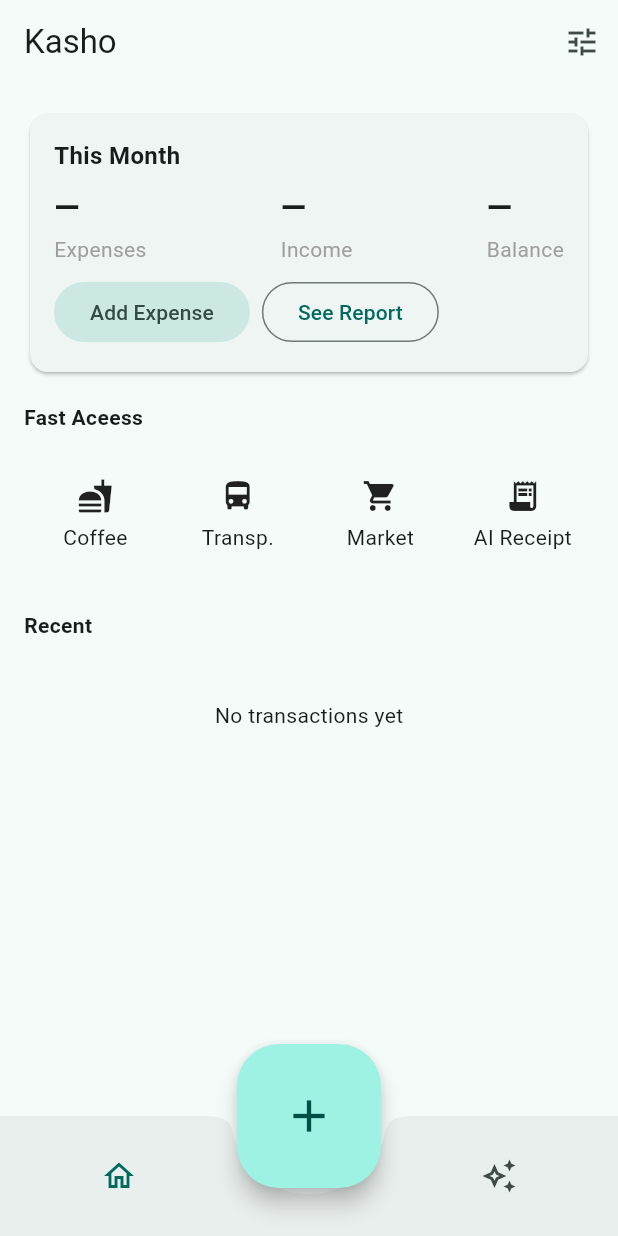
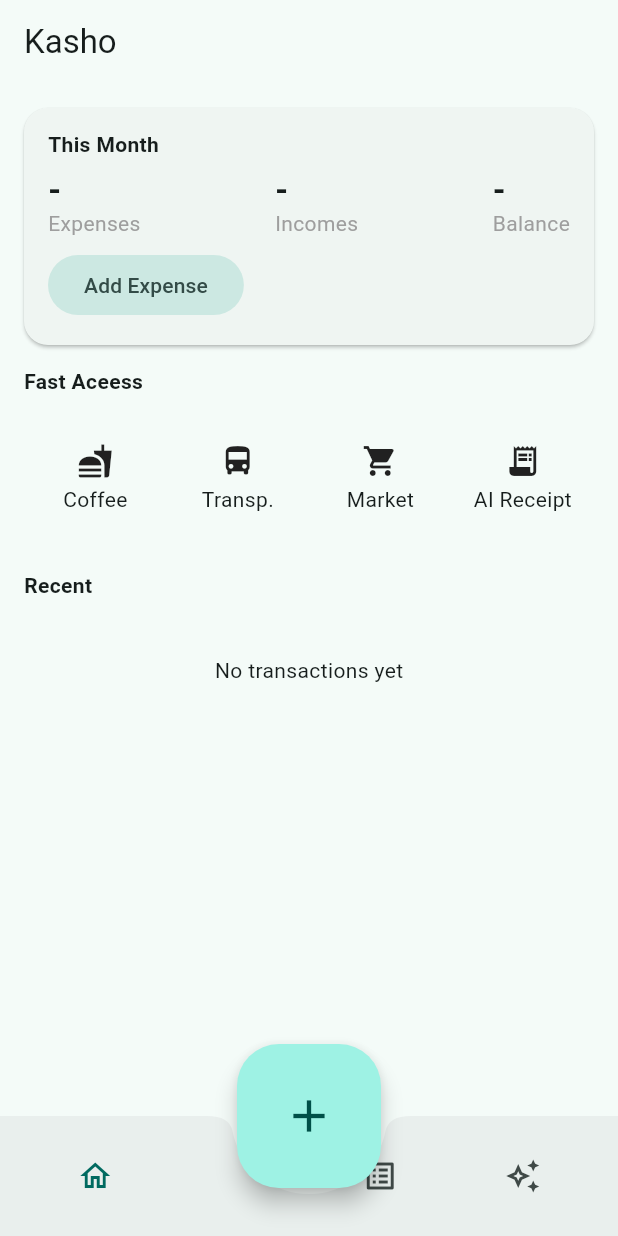
Before and after one commit to R0drig0-P/Kasho, a Flutter app: the screen it shows after launch, on a phone screen of 412 x 824 dp. Run offline on Flutter 3.47's test engine with Material 3 defaults, Android fonts, the phone set to English and light mode, and no system bars; our stand-ins replace drift; accounts and stored records are empty; generated files the repository leaves out were written again.

Commit message:
theme data and more

```diff
--- a/lib/data/app_database.dart
+++ b/lib/data/app_database.dart
@@ -53,6 +53,38 @@ class AppDatabase extends _$AppDatabase {
   Future<List<Category>> getAllCategories() => select(categories).get();
   Future<int> insertCategory(CategoriesCompanion c) =>
       into(categories).insert(c);
+
+  Stream<MonthlyKPIs> watchMonthlyKPIs({DateTime? month}) {
+    final now = DateTime.now();
+    final start = DateTime((month ?? now).year, (month ?? now).month, 1);
+    final end = DateTime(start.year, start.month + 1, 1);
+
+    final q = customSelect(
+      '''
+      SELECT
+      SUM(CASE WHEN type = 'expense' THEN amount ELSE 0 END) AS expenses,
+      SUM(CASE WHEN type = 'income'  THEN amount ELSE 0 END) AS incomes
+    FROM transactions
+    WHERE date >= ? AND date < ?
+    ''',
+      variables: [Variable<DateTime>(start), Variable<DateTime>(end)],
+      readsFrom: {transactions},
+    ).watch();
+
+    return q.map((rows) {
+      final r = rows.isNotEmpty ? rows.first : null;
+      final exp = (r?.data['expenses'] as num?)?.toDouble() ?? 0.0;
+      final inc = (r?.data['incomes'] as num?)?.toDouble() ?? 0.0;
+      return MonthlyKPIs(expenses: exp, incomes: inc);
+    });
+  }
+}
+
+class MonthlyKPIs {
+  final double expenses;
+  final double incomes;
+  const MonthlyKPIs({required this.expenses, required this.incomes});
+  double get balance => incomes - expenses;
 }
 
 LazyDatabase openConnection() {
--- a/lib/main.dart
+++ b/lib/main.dart
@@ -19,12 +19,32 @@ class MyApp extends StatelessWidget {
   Widget build(BuildContext context) {
     return MaterialApp(
       title: 'Kasho',
-      theme: ThemeData(useMaterial3: true, colorSchemeSeed: Colors.teal),
+      theme: ThemeData(
+        useMaterial3: true,
+        colorSchemeSeed: Colors.teal,
+        brightness: Brightness.light,
+        textTheme: const TextTheme(
+          headlineMedium: TextStyle(
+            fontWeight: FontWeight.w800,
+            letterSpacing: -0.2,
+          ),
+          titleMedium: TextStyle(fontWeight: FontWeight.w600),
+          bodyMedium: TextStyle(height: 1.2),
+        ),
+        cardTheme: const CardThemeData(
+          elevation: 1,
+          margin: EdgeInsets.zero,
+          shape: RoundedRectangleBorder(
+            borderRadius: BorderRadius.all(Radius.circular(16)),
+          ),
+        ),
+      ),
       home: RootShell(db: db),
     );
   }
 }
 
+// App's Shell with Bottom Bar and Central FAB
 class RootShell extends StatefulWidget {
   const RootShell({super.key, required this.db});
   final AppDatabase db;
@@ -34,33 +54,38 @@ class RootShell extends StatefulWidget {
 }
 
 class RootShellState extends State<RootShell> {
-  int index = 0; // 0: Home, 1: Transactions, 2: Kasho AI
+  int index = 0; // 0: Home, 1: Transactions, 2: AI
+
+  late final pages = <Widget>[
+    HomeScreen(db: widget.db),
+    TransactionsScreen(db: widget.db),
+    AILabScreen(db: widget.db),
+  ];
 
   @override
   Widget build(BuildContext context) {
     return Scaffold(
-      body: IndexedStack(
-        index: index,
-        children: [
-          HomeScreen(db: widget.db),
-          TransactionsScreen(db: widget.db),
-          AILabScreen(db: widget.db),
-        ],
-      ),
+      body: IndexedStack(index: index, children: pages),
       bottomNavigationBar: BottomAppBar(
         shape: const CircularNotchedRectangle(),
         child: Row(
           mainAxisAlignment: MainAxisAlignment.spaceAround,
           children: [
             IconButton(
-              tooltip: 'Início',
+              tooltip: 'Home',
               isSelected: index == 0,
               icon: const Icon(Icons.home_outlined),
               onPressed: () => setState(() => index = 0),
             ),
             const SizedBox(width: 48), // espaço para o FAB central
             IconButton(
-              tooltip: 'IA',
+              tooltip: 'Transactions',
+              isSelected: index == 1,
+              icon: const Icon(Icons.list_alt_outlined),
+              onPressed: () => setState(() => index = 1),
+            ),
+            IconButton(
+              tooltip: 'AI',
               isSelected: index == 2,
               icon: const Icon(Icons.auto_awesome_outlined),
               onPressed: () => setState(() => index = 2),
@@ -70,7 +95,7 @@ class RootShellState extends State<RootShell> {
       ),
       floatingActionButtonLocation: FloatingActionButtonLocation.centerDocked,
       floatingActionButton: FloatingActionButton.large(
-        tooltip: 'Adicionar',
+        tooltip: 'Add',
         child: const Icon(Icons.add),
         onPressed: () async {
           await Navigator.of(context).push(
--- a/lib/screens/home_screen.dart
+++ b/lib/screens/home_screen.dart
@@ -10,59 +10,40 @@ class HomeScreen extends StatelessWidget {
   Widget build(BuildContext context) {
     return CustomScrollView(
       slivers: [
-        SliverAppBar(
-          pinned: true,
-          title: const Text('Kasho'),
-          actions: [
-            IconButton(
-              tooltip: 'Shortcuts',
-              onPressed: () {},
-              icon: const Icon(Icons.tune),
-            ),
-          ],
-        ),
+        SliverAppBar(pinned: true, title: const Text('Kasho')),
         SliverToBoxAdapter(
           child: Padding(
-            padding: const EdgeInsets.all(16.0),
+            padding: const EdgeInsets.all(16),
             child: Column(
               crossAxisAlignment: CrossAxisAlignment.stretch,
               children: [
                 Card(
-                  elevation: 1,
                   child: Padding(
-                    padding: const EdgeInsets.all(16.0),
+                    padding: const EdgeInsets.all(16),
                     child: Column(
                       crossAxisAlignment: CrossAxisAlignment.start,
                       children: [
                         const Text(
                           'This Month',
-                          style: TextStyle(
-                            fontSize: 16,
-                            fontWeight: FontWeight.w600,
-                          ),
+                          style: TextStyle(fontWeight: FontWeight.w600),
                         ),
                         const SizedBox(height: 8),
-                        _MonthlySummary(db: db),
+                        Row(
+                          mainAxisAlignment: MainAxisAlignment.spaceBetween,
+                          children: const [
+                            _KPI(label: 'Expenses', value: '-'),
+                            _KPI(label: 'Incomes', value: '-'),
+                            _KPI(label: 'Balance', value: '-'),
+                          ],
+                        ),
                         const SizedBox(height: 8),
-                        Row(
-                          children: [
-                            FilledButton.tonal(
-                              onPressed: () async {
-                                await Navigator.of(context).push(
-                                  MaterialPageRoute(
-                                    builder: (_) =>
-                                        NewTransactionScreen(db: db),
-                                  ),
-                                );
-                              },
-                              child: const Text('Add Expense'),
+                        FilledButton.tonal(
+                          onPressed: () => Navigator.of(context).push(
+                            MaterialPageRoute(
+                              builder: (_) => NewTransactionScreen(db: db),
                             ),
-                            const SizedBox(width: 8),
-                            OutlinedButton(
-                              onPressed: () {},
-                              child: const Text('See Report'),
-                            ),
-                          ],
+                          ),
+                          child: const Text('Add Expense'),
                         ),
                       ],
                     ),
@@ -118,24 +99,6 @@ class HomeScreen extends StatelessWidget {
             );
           },
         ),
-      ],
-    );
-  }
-}
-
-class _MonthlySummary extends StatelessWidget {
-  const _MonthlySummary({required this.db});
-  final AppDatabase db;
-
-  @override
-  Widget build(BuildContext context) {
-    // Placeholder for now (calculate via query)
-    return Row(
-      mainAxisAlignment: MainAxisAlignment.spaceBetween,
-      children: const [
-        _KPI(label: 'Expenses', value: '—'),
-        _KPI(label: 'Income', value: '—'),
-        _KPI(label: 'Balance', value: '—'),
       ],
     );
   }
--- a/pubspec.yaml
+++ b/pubspec.yaml
@@ -44,6 +44,7 @@ dependencies:
   # The following adds the Cupertino Icons font to your application.
   # Use with the CupertinoIcons class for iOS style icons.
   cupertino_icons: ^1.0.8
+  intl: ^0.20.2
 
 dev_dependencies:
   flutter_test:
```
Also changed, not shown: pubspec.lock.
